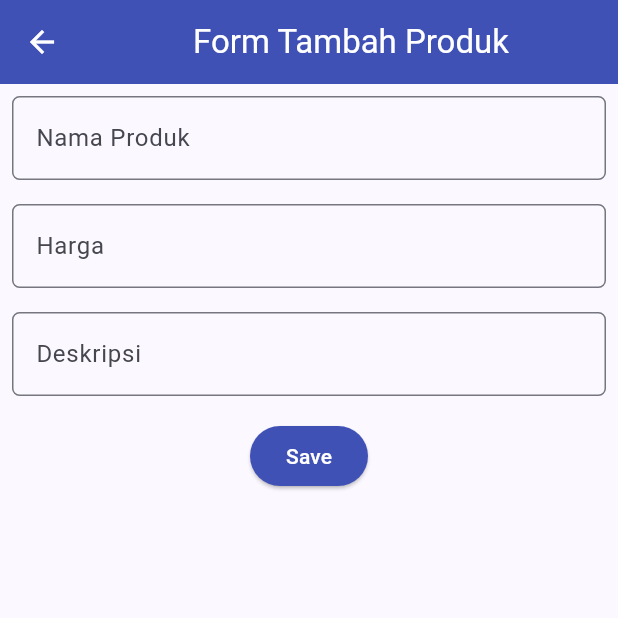
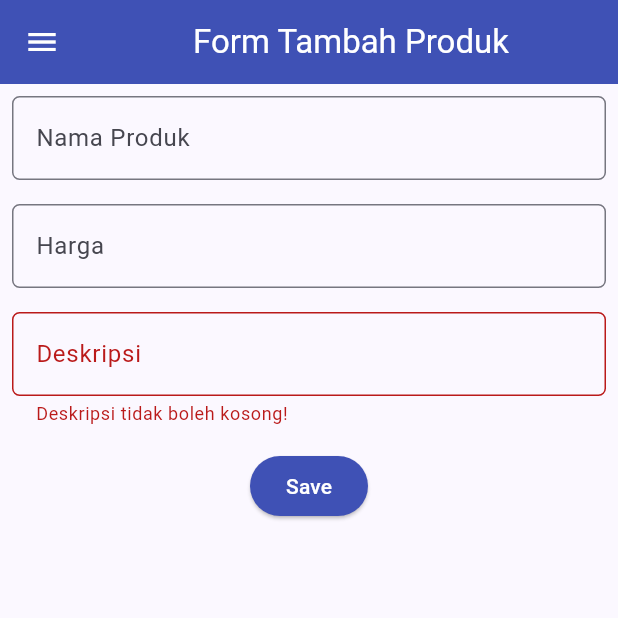
Before and after one commit to caressaputri/shopping-list-mobile, a Flutter app: the ShopFormPage screen opened directly, after a tap on "Save", on a phone screen of 412 x 824 dp, the top half of it. Run offline on Flutter 3.47's test engine with Material 2 defaults, Android fonts, the phone set to English and light mode, and no system bars.

```diff
--- a/lib/screens/shoplist_form.dart
+++ b/lib/screens/shoplist_form.dart
@@ -1,7 +1,8 @@
 import 'package:flutter/material.dart';
+import 'package:shopping_list/widgets/left_drawer.dart';
 
 class ShopFormPage extends StatefulWidget {
-  const ShopFormPage({Key? key});
+  const ShopFormPage({super.key});
 
   @override
   State<ShopFormPage> createState() => _ShopFormPageState();
@@ -9,9 +10,9 @@ class ShopFormPage extends StatefulWidget {
 
 class _ShopFormPageState extends State<ShopFormPage> {
   final _formKey = GlobalKey<FormState>();
-  String _name = "";
+  String _name = '';
   int _price = 0;
-  String _description = "";
+  String _description = '';
 
   @override
   Widget build(BuildContext context) {
@@ -23,6 +24,7 @@ class _ShopFormPageState extends State<ShopFormPage> {
           backgroundColor: Colors.indigo,
           foregroundColor: Colors.white,
         ),
+        drawer: const LeftDrawer(),
         body: Form(
           key: _formKey,
           child: SingleChildScrollView(
@@ -30,13 +32,13 @@ class _ShopFormPageState extends State<ShopFormPage> {
               crossAxisAlignment: CrossAxisAlignment.start,
               children: [
                 Padding(
-                padding: const EdgeInsets.all(8.0),
+                  padding: const EdgeInsets.all(8),
                   child: TextFormField(
                     decoration: InputDecoration(
-                    hintText: "Nama Produk",
-                    labelText: "Nama Produk",
+                      hintText: 'Nama Produk',
+                      labelText: 'Nama Produk',
                       border: OutlineInputBorder(
-                      borderRadius: BorderRadius.circular(5.0),
+                        borderRadius: BorderRadius.circular(5),
                       ),
                     ),
                     onChanged: (String? value) {
@@ -46,46 +48,46 @@ class _ShopFormPageState extends State<ShopFormPage> {
                     },
                     validator: (String? value) {
                       if (value == null || value.isEmpty) {
-                      return "Nama tidak boleh kosong!";
+                        return 'Nama tidak boleh kosong!';
                       }
                       return null;
                     },
                   ),
                 ),
                 Padding(
-                padding: const EdgeInsets.all(8.0),
+                  padding: const EdgeInsets.all(8),
                   child: TextFormField(
                     decoration: InputDecoration(
-                    hintText: "Harga",
-                    labelText: "Harga",
+                      hintText: 'Harga',
+                      labelText: 'Harga',
                       border: OutlineInputBorder(
-                      borderRadius: BorderRadius.circular(5.0),
+                        borderRadius: BorderRadius.circular(5),
                       ),
                     ),
                     onChanged: (String? value) {
                       setState(() {
-                      _price = int.tryParse(value!) ?? 0;
+                        _price = int.parse(value!);
                       });
                     },
                     validator: (String? value) {
                       if (value == null || value.isEmpty) {
-                      return "Harga tidak boleh kosong!";
+                        return 'Harga tidak boleh kosong!';
                       }
                       if (int.tryParse(value) == null) {
-                      return "Harga harus berupa angka!";
+                        return 'Harga harus berupa angka!';
                       }
                       return null;
                     },
                   ),
                 ),
                 Padding(
-                padding: const EdgeInsets.all(8.0),
+                  padding: const EdgeInsets.all(8),
                   child: TextFormField(
                     decoration: InputDecoration(
-                    hintText: "Deskripsi",
-                    labelText: "Deskripsi",
+                      hintText: 'Deskripsi',
+                      labelText: 'Deskripsi',
                       border: OutlineInputBorder(
-                      borderRadius: BorderRadius.circular(5.0),
+                        borderRadius: BorderRadius.circular(5),
                       ),
                     ),
                     onChanged: (String? value) {
@@ -95,7 +97,7 @@ class _ShopFormPageState extends State<ShopFormPage> {
                     },
                     validator: (String? value) {
                       if (value == null || value.isEmpty) {
-                      return "Deskripsi tidak boleh kosong!";
+                        return 'Deskripsi tidak boleh kosong!';
                       }
                       return null;
                     },
@@ -104,7 +106,7 @@ class _ShopFormPageState extends State<ShopFormPage> {
                 Align(
                   alignment: Alignment.bottomCenter,
                   child: Padding(
-                  padding: const EdgeInsets.all(8.0),
+                      padding: const EdgeInsets.all(8),
                       child: ElevatedButton(
                           style: ButtonStyle(
                             backgroundColor:
@@ -116,10 +118,12 @@ class _ShopFormPageState extends State<ShopFormPage> {
                                   context: context,
                                   builder: (context) {
                                     return AlertDialog(
-                              title: const Text('Produk berhasil tersimpan'),
+                                      title: const Text(
+                                          'Produk berhasil tersimpan'),
                                       content: SingleChildScrollView(
                                         child: Column(
-                                  crossAxisAlignment: CrossAxisAlignment.start,
+                                          crossAxisAlignment:
+                                              CrossAxisAlignment.start,
                                           children: [
                                             Text('Nama: $_name'),
                                             Text('Harga: $_price'),
@@ -131,27 +135,22 @@ class _ShopFormPageState extends State<ShopFormPage> {
                                         TextButton(
                                             child: const Text('OK'),
                                             onPressed: () {
-                                    Navigator.pop(context);
-                                  },
-                                ),
+                                              Navigator.of(context).pop();
+                                            })
                                       ],
                                     );
-                          },
-                        );
+                                  });
                             }
                             _formKey.currentState!.reset();
                           },
                           child: const Text(
-                      "Save",
+                            'Save',
                             style: TextStyle(color: Colors.white),
-                    ),
-                  ),
-                ),
-              ),
+                          ))),
+                )
               ],
             ),
           ),
-      ),
-    );
+        ));
   }
 }
```
Also changed, not shown: lib/main.dart (+1 -17 lines), lib/screens/menu.dart (+10 -17 lines), lib/widgets/left_drawer.dart (+22 -37 lines), lib/widgets/shop_card.dart (+16 -21 lines). Lines whose indentation alone changed are shown as unchanged.
